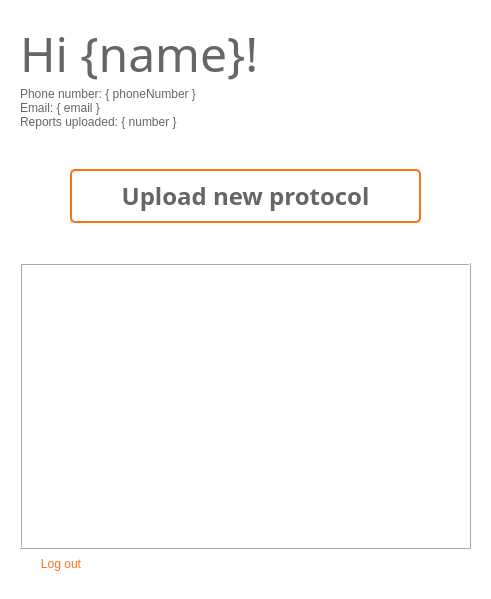
Before: the Qt Designer form userpanel.ui in Ph4sm4/FinelogApp, drawn with Qt 5.
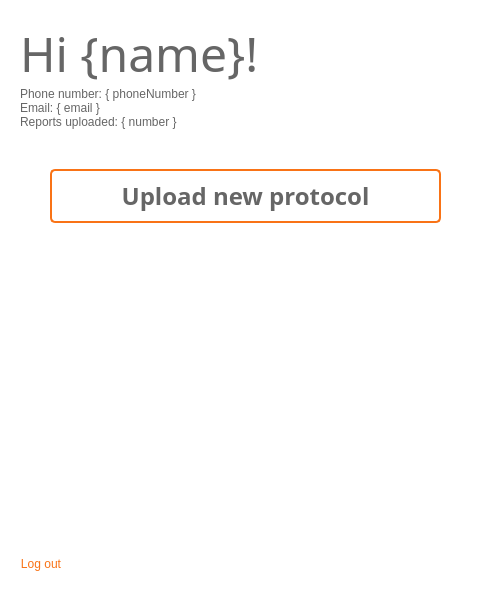
After: the same form once the commit is applied. Icons and pictures are not drawn.

Commit message: db headlines, report content, major upanel works

The edit to the form file:
```diff
--- a/userpanel.ui
+++ b/userpanel.ui
@@ -95,13 +95,13 @@
         <number>0</number>
        </property>
        <property name="leftMargin">
-        <number>20</number>
+        <number>0</number>
        </property>
        <property name="topMargin">
         <number>20</number>
        </property>
        <property name="rightMargin">
-        <number>20</number>
+        <number>0</number>
        </property>
        <property name="bottomMargin">
         <number>20</number>
@@ -109,10 +109,10 @@
        <item>
         <layout class="QHBoxLayout" name="horizontalLayout">
          <property name="leftMargin">
-          <number>0</number>
+          <number>20</number>
          </property>
          <property name="rightMargin">
-          <number>0</number>
+          <number>20</number>
          </property>
          <item>
           <layout class="QVBoxLayout" name="verticalLayout_2">
@@ -280,9 +280,17 @@
           </size>
          </property>
          <property name="styleSheet">
-          <string notr="true">QScrollArea {
-background-color: white;
+          <string notr="true">QScrollArea#CustomScrollArea {
+    background-color: transparent;
+    border: none;
+     border-radius: 5px;
+     padding: 0;
 }
+QWidget#CustomScrollContent {
+   background-color: white;
+    border-radius: 5px;
+}
+
 QScrollBar:vertical {
         border: none;
         background-color: #F5F5F5;
@@ -313,10 +321,10 @@
     }</string>
          </property>
          <property name="frameShape">
-          <enum>QFrame::Box</enum>
+          <enum>QFrame::NoFrame</enum>
          </property>
          <property name="frameShadow">
-          <enum>QFrame::Raised</enum>
+          <enum>QFrame::Plain</enum>
          </property>
          <property name="lineWidth">
           <number>1</number>
@@ -329,14 +337,21 @@
            <rect>
             <x>0</x>
             <y>0</y>
-            <width>447</width>
-            <height>126</height>
+            <width>491</width>
+            <height>130</height>
            </rect>
           </property>
           <property name="styleSheet">
            <string notr="true"/>
           </property>
-          <layout class="QVBoxLayout" name="verticalLayout_5"/>
+          <layout class="QVBoxLayout" name="verticalLayout_5">
+           <property name="leftMargin">
+            <number>20</number>
+           </property>
+           <property name="rightMargin">
+            <number>20</number>
+           </property>
+          </layout>
          </widget>
         </widget>
        </item>
```
The commit also changes 13 other files.
